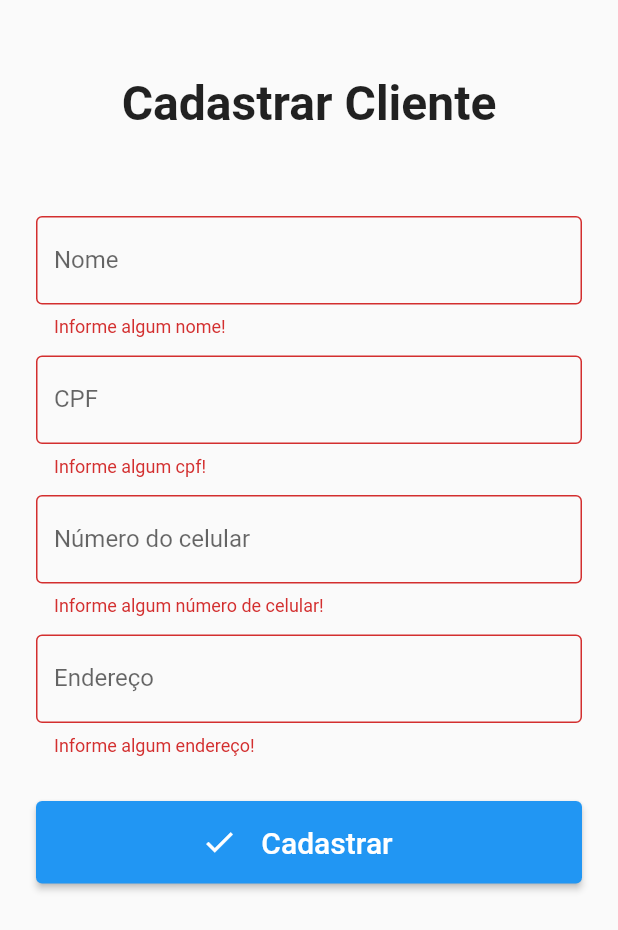
After one commit to Bruno-Eduardo-Ferreira/Fast-Parking, a Flutter app: the CadastroCliente screen opened directly, after a tap on "Cadastrar", on a phone screen of 412 x 824 dp. The commit adds this screen. Shown: the top 930 px of the screen. Run offline on Flutter 3.47's test engine with Material 2 defaults, Android fonts, the phone set to English and light mode, and no system bars; our stand-ins replace cloud_firestore, firebase_auth, firebase_core; accounts and stored records are empty.

Commit message:
cadastro-cliente

```diff
--- /dev/null
+++ b/lib/presentation/pages/cadastro/cadastro_cliente_page.dart
@@ -0,0 +1,180 @@
+import 'package:cloud_firestore/cloud_firestore.dart';
+import 'package:flutter/material.dart';
+
+import '../home/home_page.dart';
+
+class CadastroCliente extends StatefulWidget {
+  const CadastroCliente({Key? key}) : super(key: key);
+
+  @override
+  State<CadastroCliente> createState() => _CadastroClienteState();
+}
+
+class _CadastroClienteState extends State<CadastroCliente> {
+  final GlobalKey<FormState> formKey = GlobalKey<FormState>();
+  final nome = TextEditingController();
+  final cpf = TextEditingController();
+  final celular = TextEditingController();
+  final endereco = TextEditingController();
+
+  final FirebaseFirestore _firestore = FirebaseFirestore.instance;
+
+  Future<void> _addCliente(
+      String nome, String cpf, String celular, String endereco) async {
+    await _firestore.collection('clientes').add({
+      'nome': nome,
+      'cpf': cpf,
+      'celular': celular,
+      'endereço': endereco,
+    });
+  }
+
+  String? nomeDigitado;
+  String? cpfDigitado;
+  String? celularDigitado;
+  String? enderecoDigitado;
+
+  @override
+  Widget build(BuildContext context) {
+    return Scaffold(
+      body: SafeArea(
+        child: SingleChildScrollView(
+          reverse: true,
+          child: Column(
+            children: [
+              const Center(
+                child: Padding(
+                  padding: EdgeInsets.only(top: 50.0, bottom: 50.0),
+                  child: Text(
+                    'Cadastrar Cliente',
+                    style:
+                        TextStyle(fontSize: 32.0, fontWeight: FontWeight.w600),
+                  ),
+                ),
+              ),
+              Form(
+                key: formKey,
+                child: Column(
+                  mainAxisAlignment: MainAxisAlignment.center,
+                  children: [
+                    Padding(
+                      padding: const EdgeInsets.fromLTRB(24, 6, 24, 6),
+                      child: TextFormField(
+                          controller: nome,
+                          decoration: const InputDecoration(
+                            border: OutlineInputBorder(),
+                            labelText: 'Nome',
+                          ),
+                          keyboardType: TextInputType.name,
+                          validator: (value) {
+                            if (value!.isEmpty) {
+                              return 'Informe algum nome!';
+                            }else if(value.length > 80){
+                            return 'São permitidos no máximo 80 caracteres para o nome!';
+                          }
+                            nomeDigitado = value;
+                            return null;
+                          }),
+                    ),
+                    Padding(
+                      padding: const EdgeInsets.fromLTRB(24, 6, 24, 6),
+                      child: TextFormField(
+                        controller: cpf,
+                        decoration: const InputDecoration(
+                          border: OutlineInputBorder(),
+                          labelText: 'CPF',
+                        ),
+                        keyboardType: TextInputType.number,
+                        validator: (value) {
+                          if (value!.isEmpty) {
+                            return 'Informe algum cpf!';
+                          }else if(value.length != 14){
+                            return 'Verifique a quantidade de números informados!';
+                          }
+                          cpfDigitado = value;
+                          return null;
+                        },
+                      ),
+                    ),
+                    Padding(
+                      padding: const EdgeInsets.fromLTRB(24, 6, 24, 6),
+                      child: TextFormField(
+                        controller: celular,
+                        decoration: const InputDecoration(
+                          border: OutlineInputBorder(),
+                          labelText: 'Número do celular',
+                        ),
+                        keyboardType: TextInputType.phone,
+                        validator: (value) {
+                          if (value!.isEmpty) {
+                            return 'Informe algum número de celular!';
+                          }else if(value.length != 11){
+                            return 'Verifique a quantidade de números informados!';
+                          }
+                          celularDigitado = value;
+                          return null;
+                        },
+                      ),
+                    ),
+                    Padding(
+                      padding: const EdgeInsets.fromLTRB(24, 6, 24, 6),
+                      child: TextFormField(
+                        controller: endereco,
+                        decoration: const InputDecoration(
+                          border: OutlineInputBorder(),
+                          labelText: 'Endereço',
+                        ),
+                        keyboardType: TextInputType.text,
+                        validator: (value) {
+                          if (value!.isEmpty) {
+                            return 'Informe algum endereço!';
+                          }
+                          enderecoDigitado = value;
+                          return null;
+                        },
+                      ),
+                    ),
+                    Padding(
+                      padding: const EdgeInsets.all(24),
+                      child: ElevatedButton(
+                        onPressed: () async {
+                          if (formKey.currentState!.validate()) {
+                            formKey.currentState?.save();
+
+                            if (nomeDigitado != null &&
+                                cpfDigitado != null &&
+                                celularDigitado != null &&
+                                enderecoDigitado != null) {
+                              await _addCliente(nomeDigitado!, cpfDigitado!,
+                                  celularDigitado!, enderecoDigitado!);
+                                  Navigator.of(context).push(MaterialPageRoute(builder: (context) => const HomePage()));
+                            }
+                          } else {
+                            FocusManager.instance.primaryFocus?.unfocus();
+                          }
+                        },
+                        child: Row(
+                          mainAxisAlignment: MainAxisAlignment.center,
+                          children: const [
+                            Icon(Icons.check),
+                            Padding(
+                              padding: EdgeInsets.all(16),
+                              child: Text(
+                                'Cadastrar',
+                                style: TextStyle(fontSize: 20),
+                              ),
+                            ),
+                          ],
+                        ),
+                      ),
+                    ),
+                  ],
+                ),
+              )
+            ],
+          ),
+        ),
+      ),
+    );
+  }
+}
--- a/lib/presentation/pages/home/home_page.dart
+++ b/lib/presentation/pages/home/home_page.dart
@@ -1,5 +1,7 @@
 import 'package:fast_parking1/services/auth_service.dart';
 import 'package:flutter/material.dart';
+
+import '../cadastro/cadastro_cliente_page.dart';
 
 class HomePage extends StatefulWidget {
   const HomePage({Key? key}) : super(key: key);
@@ -27,6 +29,27 @@ class _HomePageState extends State<HomePage> {
             ),
           ),
           Padding(
+              padding: const EdgeInsets.only(top: 50.0),
+              child: ElevatedButton(
+                          onPressed: () {
+                              Navigator.of(context).push(MaterialPageRoute(builder: (context) => CadastroCliente()));
+                               },
+                          child: Row(
+                            mainAxisAlignment: MainAxisAlignment.center,
+                            children: const [
+                              Icon(Icons.check),
+                              Padding(
+                                padding: EdgeInsets.all(16),
+                                child: Text(
+                                  'Cadastrar cliente',
+                                  style: TextStyle(fontSize: 20),
+                                ),
+                              ),
+                            ],
+                          ),
+              ),
+            ),
+          Padding(
             padding: const EdgeInsets.only(top: 50.0),
             child: ElevatedButton(
                         onPressed: () {
```
